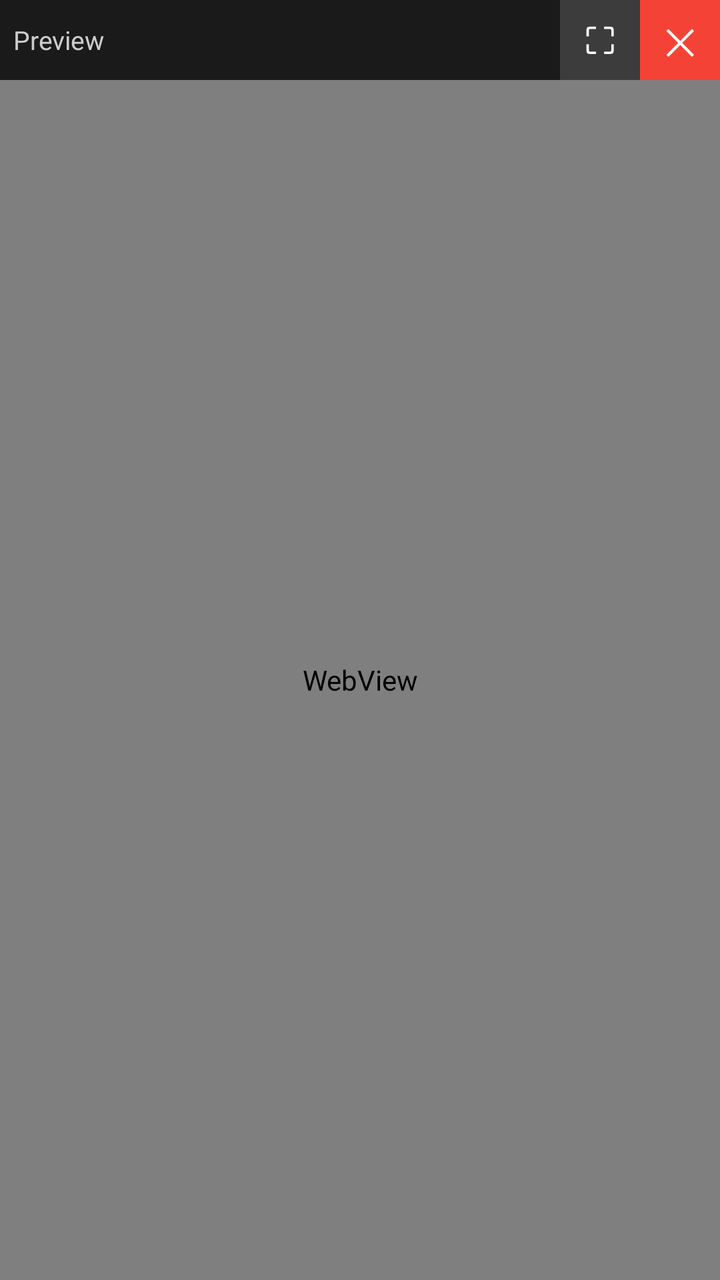
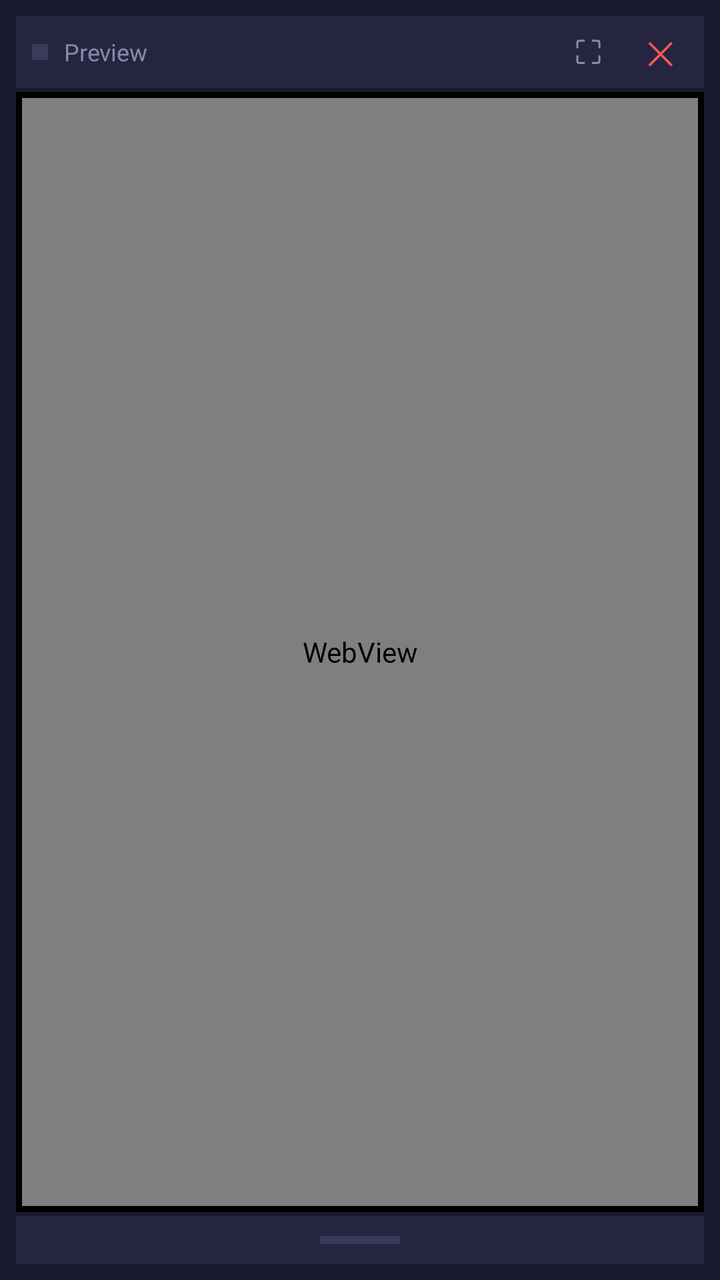

The first picture is an Android layout as it rendered before a commit; the second is the same layout after the commit. The layout source and the unified diff follow.
<!-- AndroidManifest.xml: application theme Theme.AppCompat.DayNight.NoActionBar -->
<!-- res/layout/floating_preview.xml -->
<?xml version="1.0" encoding="utf-8"?>
<androidx.constraintlayout.widget.ConstraintLayout
    xmlns:android="http://schemas.android.com/apk/res/android"
    xmlns:app="http://schemas.android.com/apk/res-auto"
    android:layout_width="match_parent"
    android:layout_height="match_parent"
    android:background="#2D2D2D">

    <LinearLayout
        android:id="@+id/previewToolbar"
        android:layout_width="0dp"
        android:layout_height="40dp"
        android:background="#1A1A1A"
        android:orientation="horizontal"
        android:gravity="center_vertical"
        app:layout_constraintTop_toTopOf="parent"
        app:layout_constraintStart_toStartOf="parent"
        app:layout_constraintEnd_toEndOf="parent">

        <TextView
            android:layout_width="0dp"
            android:layout_height="match_parent"
            android:layout_weight="1"
            android:text="  Preview"
            android:textColor="#CCCCCC"
            android:textSize="13sp"
            android:gravity="center_vertical"/>

        <TextView
            android:id="@+id/btnFullscreen"
            android:layout_width="40dp"
            android:layout_height="40dp"
            android:text="⛶"
            android:textSize="18sp"
            android:textColor="#FFFFFF"
            android:gravity="center"
            android:background="#3C3C3C"/>

        <TextView
            android:id="@+id/btnClose"
            android:layout_width="40dp"
            android:layout_height="40dp"
            android:text="✕"
            android:textSize="18sp"
            android:textColor="#FFFFFF"
            android:gravity="center"
            android:background="#F44336"/>

    </LinearLayout>

    <WebView
        android:id="@+id/previewWebView"
        android:layout_width="0dp"
        android:layout_height="0dp"
        app:layout_constraintTop_toBottomOf="@id/previewToolbar"
        app:layout_constraintBottom_toBottomOf="parent"
        app:layout_constraintStart_toStartOf="parent"
        app:layout_constraintEnd_toEndOf="parent"/>

</androidx.constraintlayout.widget.ConstraintLayout>
<!-- resources referenced by this layout -->
<resources>

</resources>

<!-- the commit's change to res/layout/floating_preview.xml (unified diff, before → after) -->
@@ -1,60 +1,88 @@
 <?xml version="1.0" encoding="utf-8"?>
-<androidx.constraintlayout.widget.ConstraintLayout
+<LinearLayout
     xmlns:android="http://schemas.android.com/apk/res/android"
-    xmlns:app="http://schemas.android.com/apk/res-auto"
     android:layout_width="match_parent"
     android:layout_height="match_parent"
-    android:background="#2D2D2D">
+    android:orientation="vertical"
+    android:background="#1A1A2E"
+    android:padding="8dp">
 
+    
     <LinearLayout
-        android:id="@+id/previewToolbar"
-        android:layout_width="0dp"
-        android:layout_height="40dp"
-        android:background="#1A1A1A"
+        android:layout_width="match_parent"
+        android:layout_height="36dp"
+        android:background="#252540"
         android:orientation="horizontal"
         android:gravity="center_vertical"
-        app:layout_constraintTop_toTopOf="parent"
-        app:layout_constraintStart_toStartOf="parent"
-        app:layout_constraintEnd_toEndOf="parent">
+        android:paddingStart="8dp"
+        android:paddingEnd="4dp">
+
+        
+        <View
+            android:layout_width="8dp"
+            android:layout_height="8dp"
+            android:background="#3A3A5C"
+            android:layout_marginEnd="8dp"/>
 
         <TextView
             android:layout_width="0dp"
             android:layout_height="match_parent"
             android:layout_weight="1"
-            android:text="  Preview"
-            android:textColor="#CCCCCC"
-            android:textSize="13sp"
+            android:text="Preview"
+            android:textColor="#8888AA"
+            android:textSize="12sp"
             android:gravity="center_vertical"/>
 
         <TextView
             android:id="@+id/btnFullscreen"
-            android:layout_width="40dp"
-            android:layout_height="40dp"
+            android:layout_width="36dp"
+            android:layout_height="36dp"
             android:text="⛶"
-            android:textSize="18sp"
-            android:textColor="#FFFFFF"
-            android:gravity="center"
-            android:background="#3C3C3C"/>
+            android:textSize="16sp"
+            android:textColor="#8888AA"
+            android:gravity="center"/>
 
         <TextView
             android:id="@+id/btnClose"
-            android:layout_width="40dp"
-            android:layout_height="40dp"
+            android:layout_width="36dp"
+            android:layout_height="36dp"
             android:text="✕"
-            android:textSize="18sp"
-            android:textColor="#FFFFFF"
-            android:gravity="center"
-            android:background="#F44336"/>
+            android:textSize="16sp"
+            android:textColor="#FF5555"
+            android:gravity="center"/>
 
     </LinearLayout>
 
-    <WebView
-        android:id="@+id/previewWebView"
-        android:layout_width="0dp"
+    
+    <LinearLayout
+        android:layout_width="match_parent"
         android:layout_height="0dp"
-        app:layout_constraintTop_toBottomOf="@id/previewToolbar"
-        app:layout_constraintBottom_toBottomOf="parent"
-        app:layout_constraintStart_toStartOf="parent"
-        app:layout_constraintEnd_toEndOf="parent"/>
+        android:layout_weight="1"
+        android:background="#000000"
+        android:padding="3dp"
+        android:layout_marginTop="2dp">
 
-</androidx.constraintlayout.widget.ConstraintLayout>
+        <WebView
+            android:id="@+id/previewWebView"
+            android:layout_width="match_parent"
+            android:layout_height="match_parent"/>
+
+    </LinearLayout>
+
+    
+    <LinearLayout
+        android:layout_width="match_parent"
+        android:layout_height="24dp"
+        android:background="#252540"
+        android:orientation="horizontal"
+        android:gravity="center"
+        android:layout_marginTop="2dp">
+
+        <View
+            android:layout_width="40dp"
+            android:layout_height="4dp"
+            android:background="#3A3A5C"/>
+
+    </LinearLayout>
+
+</LinearLayout>
